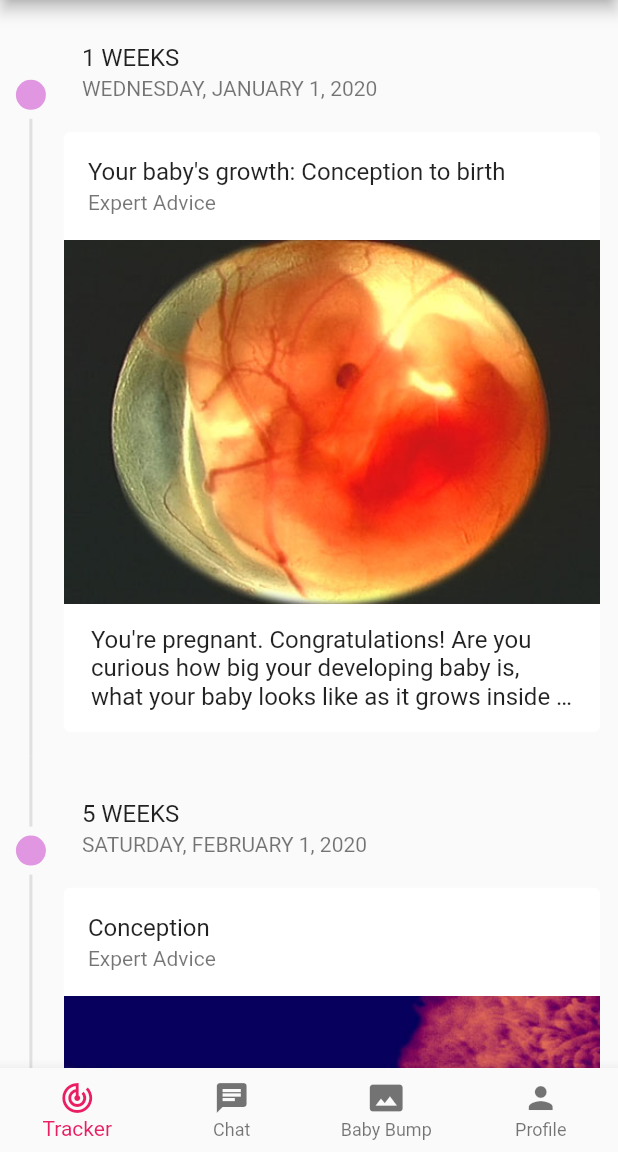
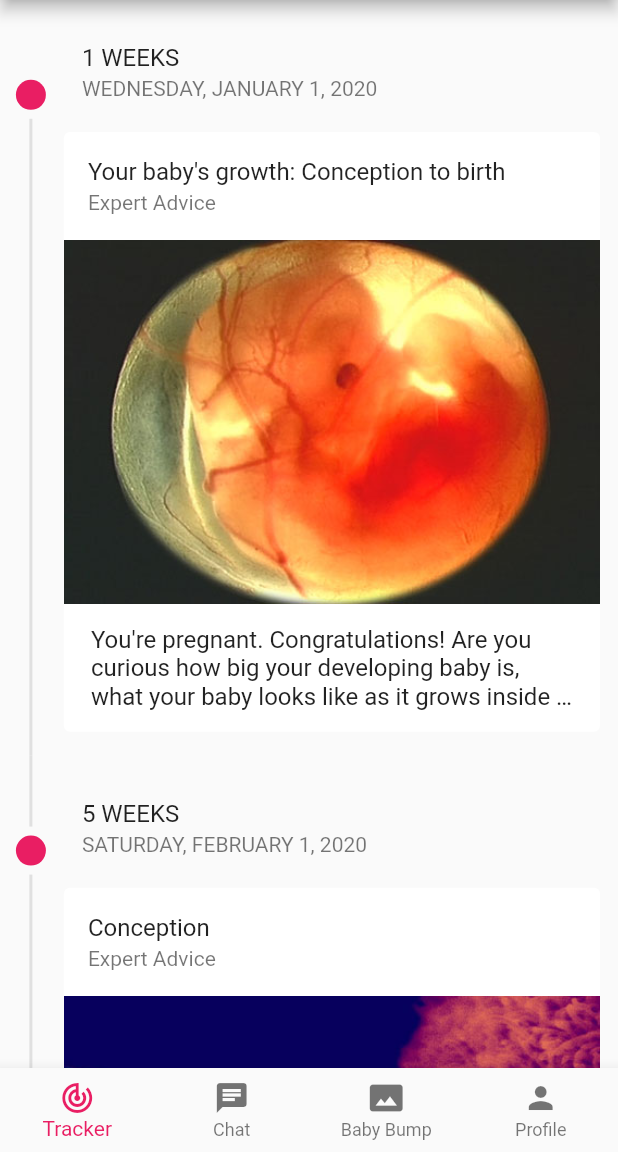
Before and after one commit to qlicue-digital-agency-ltd/aunty-rafiki, a Flutter app: the screen it shows after launch, on a phone screen of 412 x 824 dp, the part 84-1236 px from its top. Run offline on Flutter 3.47's test engine with Material 2 defaults, Android fonts, the phone set to English and light mode, and no system bars; drawn by our look-alikes of timeline_tile; our stand-ins replace audioplayers, date_time_picker, firebase_auth, firebase_core, image_picker, intl_phone_field and 2 more; accounts and stored records are empty.

Commit message:
refactor: change tracker indicator color

```diff
--- a/lib/views/screens/tracker_screen.dart
+++ b/lib/views/screens/tracker_screen.dart
@@ -14,8 +14,9 @@ class TrackerScreen extends StatelessWidget {
   final LineStyle _lineStyle = LineStyle(color: _defaultColor, thickness: 2);
 
   // indicator style
-  final IndicatorStyle _indicatorStyle = IndicatorStyle(
-    color: _defaultColor.withGreen(150),
+  IndicatorStyle indicatorStyle(BuildContext context) {
+    return IndicatorStyle(
+      color: Theme.of(context).primaryColor,
       padding: const EdgeInsets.only(top: 6.0, bottom: 6.0),
       // iconStyle: IconStyle(
       //   iconData: Icons.add_circle_outline,
@@ -24,6 +25,7 @@ class TrackerScreen extends StatelessWidget {
       // ),
       indicatorXY: 0.1,
     );
+  }
 
   // action to be performed when the card is tapped
   void _handleCardTap(BuildContext context, int index) {
@@ -58,7 +60,7 @@ class TrackerScreen extends StatelessWidget {
           ),
           afterLineStyle: _lineStyle,
           beforeLineStyle: _lineStyle,
-          indicatorStyle: _indicatorStyle,
+          indicatorStyle: indicatorStyle(context),
         );
       },
     );
```
Lines whose indentation alone changed are shown as unchanged.
